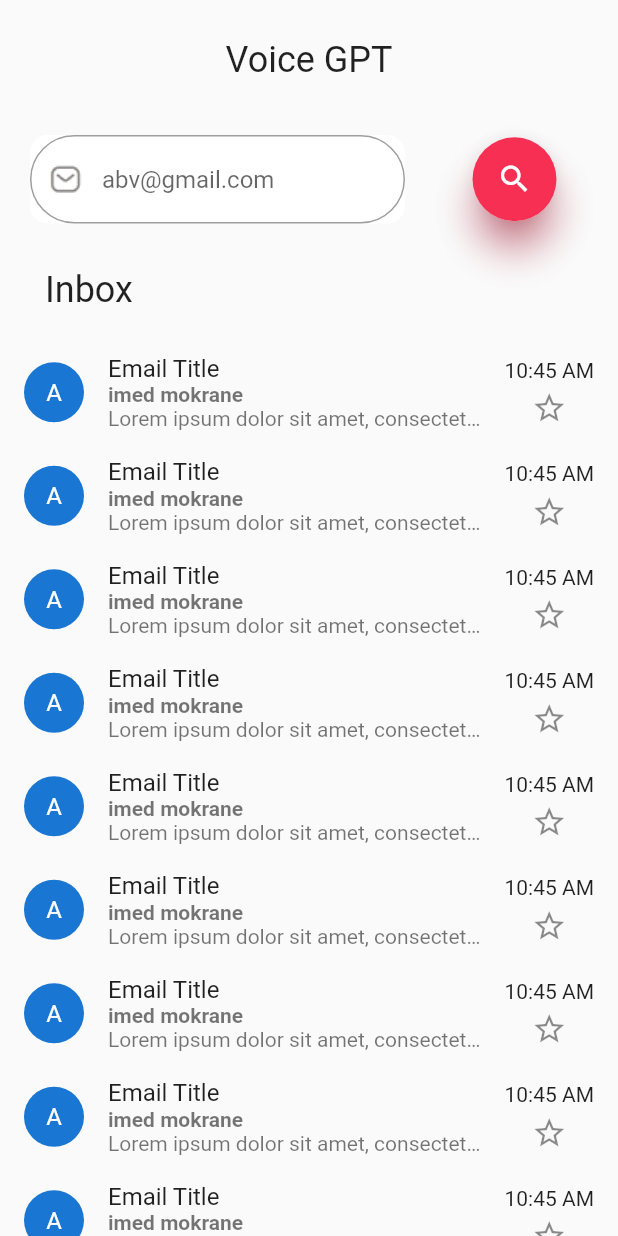
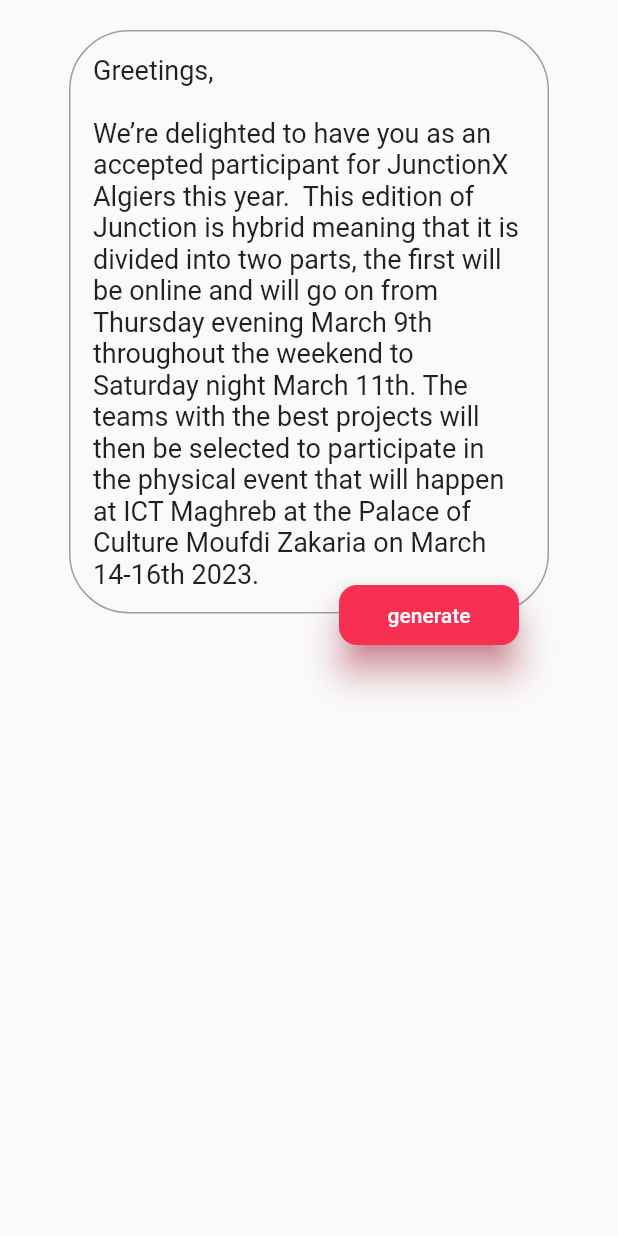
Before and after one commit to mokraneimed/JunctionX, a Flutter app: the Inbox screen opened directly, after a tap on an icon or button, on a phone screen of 412 x 824 dp. Run offline on Flutter 3.47's test engine with Material 2 defaults, Android fonts, the phone set to English and light mode, and no system bars; our stand-ins replace audioplayers, avatar_glow, bottom_navy_bar, flutter_tts, permission_handler, salomon_bottom_bar and 1 more; missing offline and left inert: flutter_sound; network calls fail.

Commit message:
/imed/generate_email_response/

```diff
--- a/lib/screens/Chat page/chat.dart
+++ b/lib/screens/Chat page/chat.dart
@@ -143,10 +143,16 @@ class _ChatPage extends State<ChatPage> {
               GestureDetector(
                 onTap: () async {
                   if (!isLoading) {
-                    isLoading = true;
                     prompts.insert(0, textSpeech);
+                    showDialog(
+                        context: context,
+                        builder: (BuildContext context) {
+                          return SimpleDialog();
+                        });
+
                     final text = await dataService
                         .sendRequest(generatedText + "\n" + textSpeech);
+                    Navigator.of(context).pop();
                     textSpeech = '';
                     setState(() {
                       generatedText = text;
--- /dev/null
+++ b/lib/screens/mail page/generating_page.dart
@@ -0,0 +1,94 @@
+import 'package:flutter/material.dart';
+import 'package:kyo/request.dart';
+
+String email =
+    "Greetings,\n\nWe’re delighted to have you as an accepted participant for JunctionX Algiers this year.  This edition of Junction is hybrid meaning that it is divided into two parts, the first will be online and will go on from Thursday evening March 9th throughout the weekend to Saturday night March 11th. The teams with the best projects will then be selected to participate in the physical event that will happen at ICT Maghreb at the Palace of Culture Moufdi Zakaria on March 14-16th 2023.";
+String response = '';
+DataService dataService = DataService();
+String first_email = email;
+
+class GenPage extends StatefulWidget {
+  @override
+  State<GenPage> createState() => _GenPage();
+}
+
+class _GenPage extends State<GenPage> {
+  Widget build(BuildContext context) {
+    return Scaffold(
+      body: Column(
+        children: [
+          SizedBox(
+            height: 20,
+          ),
+          Expanded(
+            child: ListView(children: [
+              Align(
+                alignment: Alignment.center,
+                child: Stack(
+                  children: [
+                    Column(
+                      children: [
+                        Container(
+                          padding: EdgeInsets.all(15),
+                          decoration: BoxDecoration(
+                              border: Border.all(width: 1, color: Colors.grey),
+                              borderRadius: BorderRadius.circular(40)),
+                          width: 320,
+                          child: Text(
+                            email,
+                            style: TextStyle(fontSize: 18),
+                          ),
+                        ),
+                        SizedBox(
+                          height: 25,
+                        )
+                      ],
+                    ),
+                    Positioned(
+                      bottom: 0,
+                      right: 20,
+                      child: ElevatedButton(
+                          style: ElevatedButton.styleFrom(
+                              backgroundColor: Color(0xFFF62F53),
+                              fixedSize: const Size(120, 40),
+                              elevation: 10,
+                              shadowColor: Color(0xFFF62F53),
+                              shape: RoundedRectangleBorder(
+                                  borderRadius: BorderRadius.circular(12))),
+                          onPressed: () async {
+                            response = await dataService.sendRequest(
+                                "Generate a response to this email:\n" + email);
+                            setState(() {});
+                          },
+                          child: Text("generate")),
+                    ),
+                  ],
+                ),
+              ),
+              SizedBox(
+                height: 20,
+              ),
+              (response != '')
+                  ? Align(
+                      alignment: Alignment.center,
+                      child: Container(
+                        margin: EdgeInsets.only(bottom: 20),
+                        padding: EdgeInsets.all(15),
+                        decoration: BoxDecoration(
+                            border: Border.all(width: 1, color: Colors.grey),
+                            borderRadius: BorderRadius.circular(40)),
+                        width: 320,
+                        child: Text(
+                          response,
+                          style: TextStyle(fontSize: 18),
+                        ),
+                      ),
+                    )
+                  : SizedBox()
+            ]),
+          )
+        ],
+      ),
+    );
+  }
+}
--- a/lib/screens/mail page/inbox.dart
+++ b/lib/screens/mail page/inbox.dart
@@ -1,5 +1,6 @@
 import 'package:kyo/screens/mail page/mail.dart';
 import 'package:flutter/material.dart';
+import 'package:kyo/screens/mail page/generating_page.dart';
 
 class Inbox extends StatefulWidget {
   @override
@@ -80,7 +81,7 @@ class _Inbox extends State<Inbox> {
                       ? SizedBox(
                           height: 20,
                         )
-                      : Mail();
+                      : GestureDetector(onTap: () {}, child: Mail());
                 }),
           ),
         ],
--- a/lib/screens/mail page/mail.dart
+++ b/lib/screens/mail page/mail.dart
@@ -1,4 +1,5 @@
 import 'package:flutter/material.dart';
+import 'package:kyo/screens/mail page/generating_page.dart';
 
 class Mail extends StatelessWidget {
   const Mail({super.key});
@@ -34,7 +35,12 @@ class Mail extends StatelessWidget {
             Icon(Icons.star_border),
           ],
         ),
-        onTap: () {},
+        onTap: () {
+          Navigator.push(
+            context,
+            MaterialPageRoute(builder: (context) => GenPage()),
+          );
+        },
       )),
     );
   }
```
